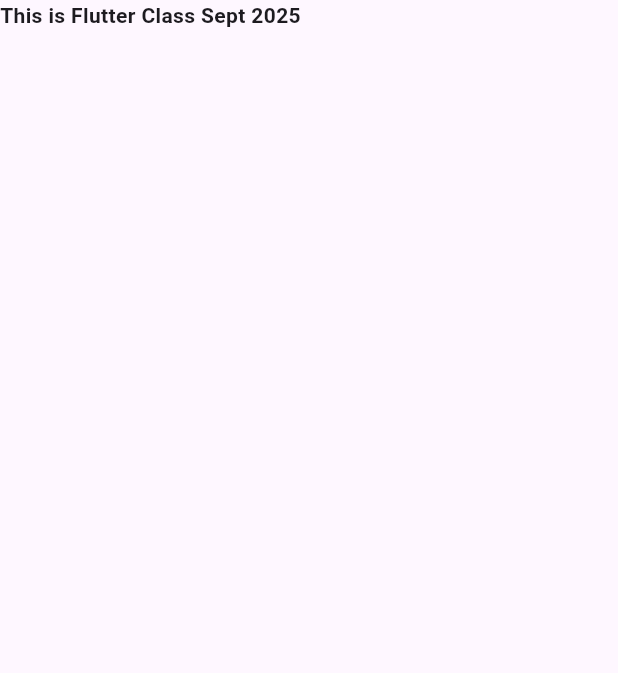
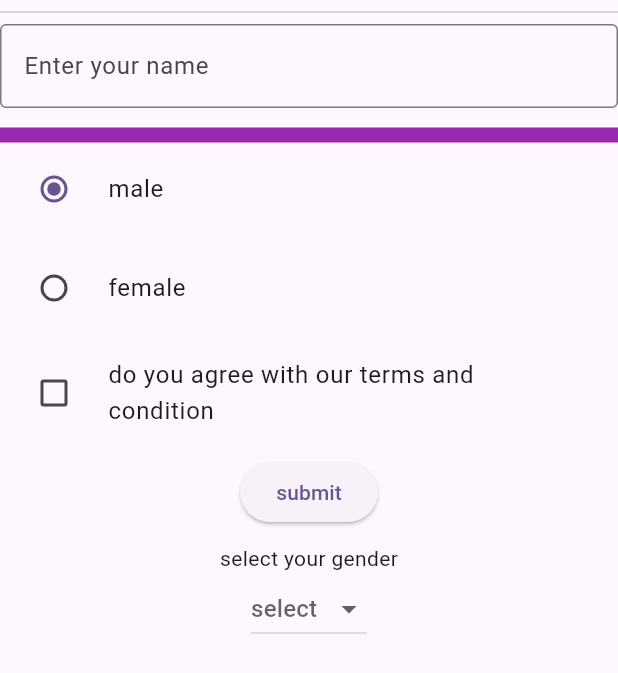
Before and after one commit to maliksubhan3018/flutter-project3, a Flutter app: the screen it shows after launch, on a phone screen of 412 x 824 dp. Shown: the top 673 px of the screen. Run offline on Flutter 3.47's test engine with Material 3 defaults, Android fonts, the phone set to English and light mode, and no system bars; Roboto replaces fonts that are missing (my font).

Commit message:
checkbox file

```diff
--- /dev/null
+++ b/lib/check_box.dart
@@ -0,0 +1,100 @@
+// ignore_for_file: avoid_print
+
+import 'package:flutter/material.dart';
+
+class CheckBox extends StatefulWidget {
+  const CheckBox({super.key});
+
+  @override
+  State<CheckBox> createState() => _CheckBoxState();
+}
+
+class _CheckBoxState extends State<CheckBox> {
+  TextEditingController nameSeu = TextEditingController();
+  String gender = 'm';
+  String selectedgender = 'male';
+  bool isagree = false;
+  @override
+  Widget build(BuildContext context) {
+    return Scaffold(
+      body: Column(
+        children: [
+          Divider(),
+          TextFormField(
+            controller: nameSeu,
+            decoration: InputDecoration(
+              labelText: 'Enter your name',
+              border: OutlineInputBorder(),
+            ),
+          ),
+          SizedBox(height: 10, width: 10),
+          Divider(color: Colors.purple, thickness: 10),
+
+          RadioListTile(
+            // ignore: deprecated_member_use
+            groupValue: gender,
+            value: 'm',
+            title: Text('male'),
+            // ignore: deprecated_member_use, avoid_types_as_parameter_names
+            onChanged: (value) {
+              setState(() {
+                gender = value.toString();
+              });
+            },
+          ),
+          SizedBox(height: 10),
+          RadioListTile(
+            // ignore: deprecated_member_use
+            groupValue: gender,
+            value: 'f',
+            title: Text('female'),
+            // ignore: deprecated_member_use, avoid_types_as_parameter_names
+            onChanged: (value) {
+              setState(() {
+                gender = value.toString();
+              });
+            },
+          ),
+          SizedBox(height: 10),
+          CheckboxListTile(value: isagree,
+          title: Text('do you agree with our terms and condition'),
+          activeColor: Colors.blue,
+           controlAffinity: ListTileControlAffinity.leading,
+            selected: isagree,
+            onChanged:   (value) {
+            isagree = value!;
+            setState(() {});
+          },
+       ),
+           SizedBox(height: 10),
+          ElevatedButton(
+            onPressed: () {
+              // ignore: duplicate_ignore
+              // ignore: avoid_print
+              print(nameSeu.text);
+              print(selectedgender);
+            },
+            child: Text('submit'),
+          ),
+          SizedBox(height: 10),
+
+          Text('select your gender'),
+          DropdownButton(
+            items: ['male', 'Female', 'Other']
+                .map(
+                  (mylist) =>
+                      DropdownMenuItem(value: mylist, child: Text(mylist)),
+                )
+                .toList(),
+            hint: Text('select'),
+            onChanged: (value) {
+              setState(() {
+                selectedgender.toString();
+              });
+            },
+          ),
+        ],
+      ),
+    );
+  }
+}
--- a/lib/main.dart
+++ b/lib/main.dart
@@ -1,6 +1,7 @@
 //import 'package:figma_project/card_page.dart';
 //import 'package:figma_project/detaile_page.dart';
-import 'package:figma_project/rich_text.dart';
+import 'package:figma_project/check_box.dart';
+//import 'package:figma_project/rich_text.dart';
 import 'package:flutter/material.dart';
 
 
@@ -20,7 +21,7 @@ class MyApp extends StatelessWidget {
         colorScheme: ColorScheme.fromSeed(seedColor: Colors.deepPurple),
         useMaterial3: true,
       ),
-      home: const MyText(), // ✅ Correct call
+      home: const CheckBox(), // ✅ Correct call
     );
   }
 }
```
